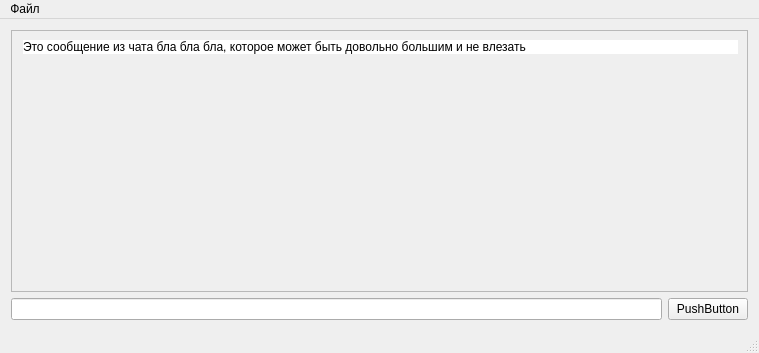
This is QtClient/UI/QtClient for testing.ui in Martakor1/cppAdvancedITMO as Qt 5 draws it before an edit. The edited form follows.
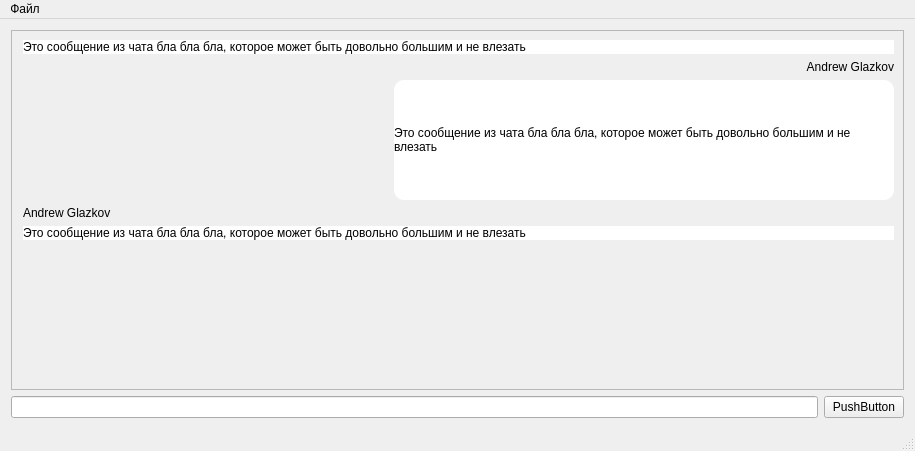
This is the edited form.

```diff
--- a/QtClient/UI/QtClient for testing.ui
+++ b/QtClient/UI/QtClient for testing.ui
@@ -6,17 +6,27 @@
    <rect>
     <x>0</x>
     <y>0</y>
-    <width>759</width>
-    <height>353</height>
+    <width>915</width>
+    <height>451</height>
    </rect>
   </property>
+  <property name="sizePolicy">
+   <sizepolicy hsizetype="Preferred" vsizetype="Minimum">
+    <horstretch>0</horstretch>
+    <verstretch>0</verstretch>
+   </sizepolicy>
+  </property>
+  <property name="minimumSize">
+   <size>
+    <width>0</width>
+    <height>0</height>
+   </size>
+  </property>
   <property name="windowTitle">
    <string>QtClient</string>
   </property>
   <widget class="QWidget" name="centralWidget">
-   <layout class="QVBoxLayout" name="verticalLayout_3">
-    <item>
-     <layout class="QVBoxLayout" name="verticalLayout">
+   <layout class="QVBoxLayout" name="verticalLayout_4">
       <item>
        <widget class="QScrollArea" name="scrollArea">
         <property name="widgetResizable">
@@ -27,8 +37,8 @@
           <rect>
            <x>0</x>
            <y>0</y>
-           <width>737</width>
-           <height>256</height>
+         <width>895</width>
+         <height>356</height>
           </rect>
          </property>
          <layout class="QVBoxLayout" name="verticalLayout_2">
@@ -81,6 +91,132 @@
             </property>
            </widget>
           </item>
+        <item>
+         <layout class="QVBoxLayout" name="verticalLayout">
+          <item>
+           <widget class="QLabel" name="nameLabel">
+            <property name="layoutDirection">
+             <enum>Qt::LeftToRight</enum>
+            </property>
+            <property name="text">
+             <string>Andrew Glazkov</string>
+            </property>
+            <property name="alignment">
+             <set>Qt::AlignRight|Qt::AlignTrailing|Qt::AlignVCenter</set>
+            </property>
+           </widget>
+          </item>
+          <item>
+           <widget class="QLabel" name="messageLabel">
+            <property name="sizePolicy">
+             <sizepolicy hsizetype="Maximum" vsizetype="MinimumExpanding">
+              <horstretch>0</horstretch>
+              <verstretch>0</verstretch>
+             </sizepolicy>
+            </property>
+            <property name="minimumSize">
+             <size>
+              <width>0</width>
+              <height>0</height>
+             </size>
+            </property>
+            <property name="maximumSize">
+             <size>
+              <width>500</width>
+              <height>16777215</height>
+             </size>
+            </property>
+            <property name="layoutDirection">
+             <enum>Qt::RightToLeft</enum>
+            </property>
+            <property name="autoFillBackground">
+             <bool>false</bool>
+            </property>
+            <property name="styleSheet">
+             <string notr="true">QLabel {
+	border-radius: 10px;
+	background-color: rgb(255, 255, 255);
+}</string>
+            </property>
+            <property name="text">
+             <string>Это сообщение из чата бла бла бла, которое может быть довольно большим и не влезать</string>
+            </property>
+            <property name="scaledContents">
+             <bool>true</bool>
+            </property>
+            <property name="wordWrap">
+             <bool>true</bool>
+            </property>
+            <property name="margin">
+             <number>10</number>
+            </property>
+            <property name="indent">
+             <number>-1</number>
+            </property>
+           </widget>
+          </item>
+         </layout>
+        </item>
+        <item>
+         <layout class="QVBoxLayout" name="verticalLayout_3">
+          <property name="leftMargin">
+           <number>0</number>
+          </property>
+          <item>
+           <widget class="QLabel" name="label">
+            <property name="sizePolicy">
+             <sizepolicy hsizetype="Preferred" vsizetype="Preferred">
+              <horstretch>0</horstretch>
+              <verstretch>0</verstretch>
+             </sizepolicy>
+            </property>
+            <property name="text">
+             <string>Andrew Glazkov</string>
+            </property>
+           </widget>
+          </item>
+          <item>
+           <widget class="QLabel" name="label_sample_message_2">
+            <property name="sizePolicy">
+             <sizepolicy hsizetype="Preferred" vsizetype="Minimum">
+              <horstretch>0</horstretch>
+              <verstretch>0</verstretch>
+             </sizepolicy>
+            </property>
+            <property name="minimumSize">
+             <size>
+              <width>0</width>
+              <height>0</height>
+             </size>
+            </property>
+            <property name="autoFillBackground">
+             <bool>false</bool>
+            </property>
+            <property name="styleSheet">
+             <string notr="true">QLabel {
+	border-radius: 10px;
+	background-color: rgb(255, 255, 255);
+}</string>
+            </property>
+            <property name="text">
+             <string>Это сообщение из чата бла бла бла, которое может быть довольно большим и не влезать</string>
+            </property>
+            <property name="scaledContents">
+             <bool>true</bool>
+            </property>
+            <property name="wordWrap">
+             <bool>true</bool>
+            </property>
+            <property name="margin">
+             <number>10</number>
+            </property>
+            <property name="indent">
+             <number>-1</number>
+            </property>
+           </widget>
+          </item>
+         </layout>
+        </item>
           <item>
            <spacer name="verticalSpacer">
             <property name="orientation">
@@ -120,15 +256,13 @@
        </layout>
       </item>
      </layout>
-    </item>
-   </layout>
   </widget>
   <widget class="QMenuBar" name="menuBar">
    <property name="geometry">
     <rect>
      <x>0</x>
      <y>0</y>
-     <width>759</width>
+     <width>915</width>
      <height>22</height>
     </rect>
    </property>
```
Lines whose indentation alone changed are shown as unchanged.
